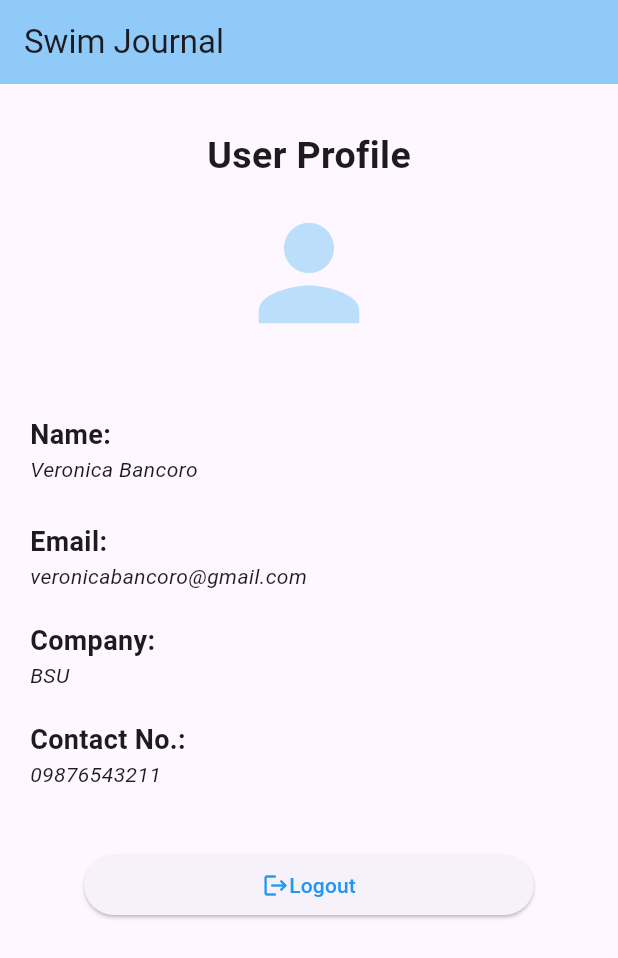
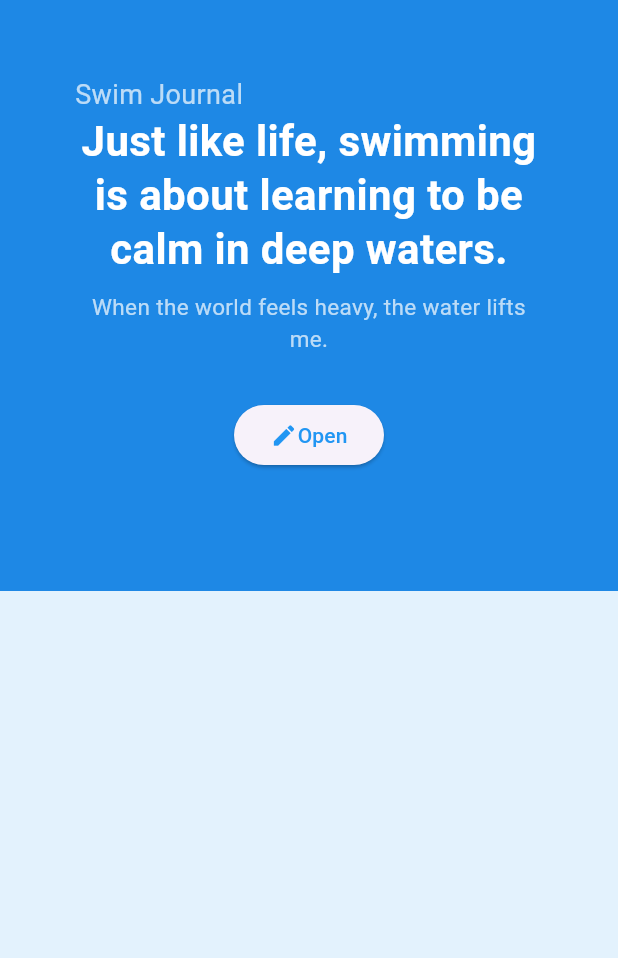
Before and after one commit to ronveee/Swim-Journal1, a Flutter app: the screen it shows after launch, on a phone screen of 412 x 824 dp. Shown: the top 958 px of the screen. Run offline on Flutter 3.47's test engine with Material 3 defaults, Android fonts, the light colour scheme and no system bars.

Commit message:
UI Layout2

```diff
--- a/lib/main.dart
+++ b/lib/main.dart
@@ -12,130 +12,79 @@ class Profile extends StatelessWidget{
   @override
   Widget build(BuildContext context){
     return Scaffold(
-      appBar: AppBar(
-        title: Text('Swim Journal'),
-        backgroundColor: Colors.blue[200],
-      ) ,
-      body: Column(
-        crossAxisAlignment: CrossAxisAlignment.start,
-        mainAxisAlignment: MainAxisAlignment.start,
+      backgroundColor: Colors.blue[50],
+      body: SafeArea(
+        child: Column(
           children: [
             Container(
-            margin: EdgeInsets.symmetric(vertical: 30),
+              width: double.infinity,
+              padding: EdgeInsets.all(50),
+              decoration: BoxDecoration(
+                color: Colors.blue.shade600,
+
+              ),
               child: Column(
-              mainAxisSize: MainAxisSize.min,
+                crossAxisAlignment: CrossAxisAlignment.start,
                 children: [
-                Center(
-                  child: Text(
-                    'User Profile',
-                    style: TextStyle(fontSize: 25, fontWeight: FontWeight.bold),
+                  Text(
+                    "Swim Journal",
+                    style: TextStyle(
+                      color: Colors.white70,
+                      fontSize: 18,
                     ),
                   ),
-                SizedBox(height: 10), // Optional spacing between text and icon
+
                   Center(
-                  child: Icon(
-                    Icons.person,
-                    size: 100,
-                    color: Colors.blue[100],
+                    child: Column(
+                      crossAxisAlignment: CrossAxisAlignment.center,
+                      children: [
+                        Text(
+                          "Just like life, swimming is about learning to be calm in deep waters.",
+                          textAlign: TextAlign.center,
+                          style: TextStyle(
+                            color: Colors.white,
+                            fontSize: 28,
+                            fontWeight: FontWeight.bold,
+                            height: 1.3,
+                          ),
+                        ),
+                        SizedBox(height: 10),
+                        Text(
+                          "When the world feels heavy, the water lifts me.",
+                          textAlign: TextAlign.center,
+                          style: TextStyle(
+                            color: Colors.white70,
+                            fontSize: 15,
                           ),
                         ),
                       ],
                     ),
                   ),
-
-          Container(
-            margin: EdgeInsets.all(10),
-            padding: EdgeInsets.symmetric(vertical: 5, horizontal: 10),
-            child: Column(
-              crossAxisAlignment: CrossAxisAlignment.start,
-              children: [
-                Text(
-                  'Name:',
-                  style: TextStyle(
-                      fontWeight: FontWeight.bold,
-                      fontSize: 18
-                  ),
-                ),
-                Text('Veronica Bancoro',
-                  style: TextStyle(fontStyle: FontStyle.italic),),
-              ],
-            ),
-          ),
-          Container(
-            margin: EdgeInsets.symmetric(vertical: 5, horizontal: 10),
-            padding: EdgeInsets.symmetric(vertical: 5, horizontal: 10),
-            child: Column(
-              crossAxisAlignment: CrossAxisAlignment.start,
-              children: [
-                Text(
-                  'Email:',
-                  style: TextStyle(
-                      fontWeight: FontWeight.bold,
-                      fontSize: 18
-                  ),
-                ),
-                Text('veronicabancoro@gmail.com',
-                  style: TextStyle(fontStyle: FontStyle.italic),),
-              ],
-            ),
-          ),
-          Container(
-            margin: EdgeInsets.symmetric(vertical: 5, horizontal: 10),
-            padding: EdgeInsets.symmetric(vertical: 5, horizontal: 10),
-            child: Column(
-              crossAxisAlignment: CrossAxisAlignment.start,
-              children: [
-                Text(
-                  'Company:',
-                  style: TextStyle(
-                      fontWeight: FontWeight.bold,
-                      fontSize: 18
-                  ),
-                ),
-                Text('BSU',
-                  style: TextStyle(fontStyle: FontStyle.italic),),
-              ],
-            ),
-          ),
-          Container(
-            margin: EdgeInsets.symmetric(vertical: 5, horizontal: 10),
-            padding: EdgeInsets.symmetric(vertical: 5, horizontal: 10),
-            child: Column(
-              crossAxisAlignment: CrossAxisAlignment.start,
-              children: [
-                Text(
-                  'Contact No.:',
-                  style: TextStyle(
-                      fontWeight: FontWeight.bold,
-                      fontSize: 18
-                  ),
-                ),
-                Text('09876543211',
-                  style: TextStyle(fontStyle: FontStyle.italic),),
-              ],
-            ),
-          ),
                   Center(
                     child: Container(
-              width: 300,
+                      width: 100,
                       margin: EdgeInsets.symmetric(vertical: 30),
                         child:
                         ElevatedButton(onPressed: (){},
                           child: Row (
                             mainAxisAlignment: MainAxisAlignment.center,
                             children: [
-                        Icon(Icons.logout, color: Colors.blue),
-                        Text ('Logout',
+                              Icon(Icons.edit, color: Colors.blue),
+                              Text ('Open',
                                 style: TextStyle(color: Colors.blue)),
                               ],
                           )
                         ),
+
                     ),
                   ),
-
                 ],
               ),
+            ),
+          ],
+        ),
+      ),
+    );
 
-    );
   }
 }
```
Lines whose indentation alone changed are shown as unchanged.
